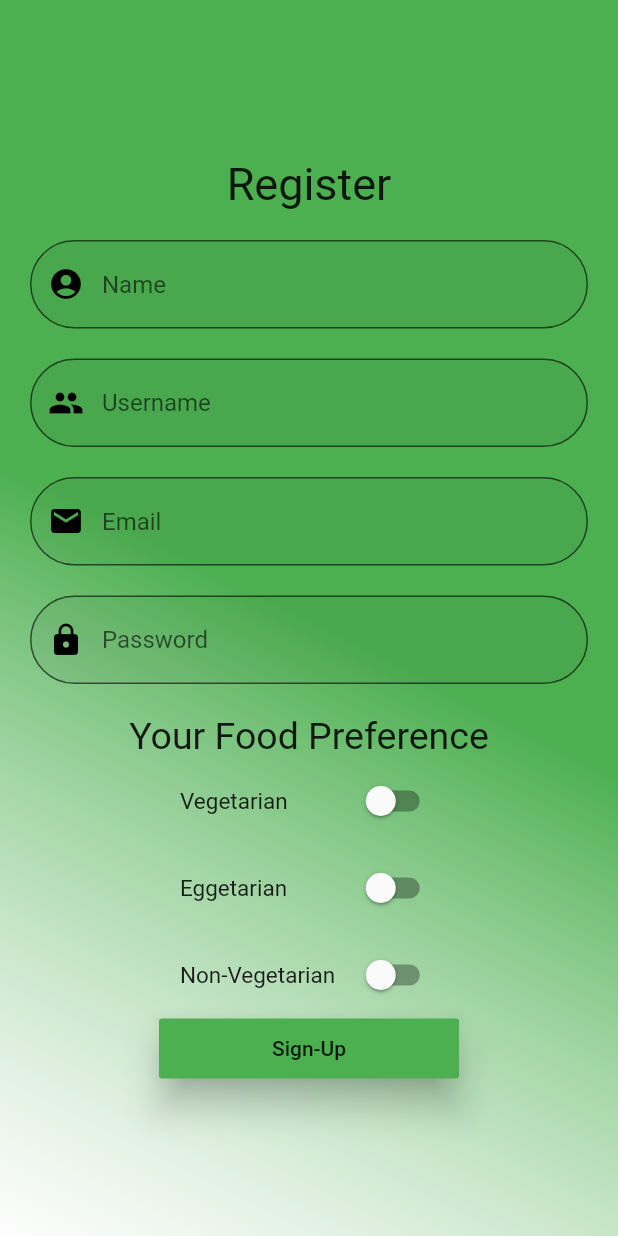
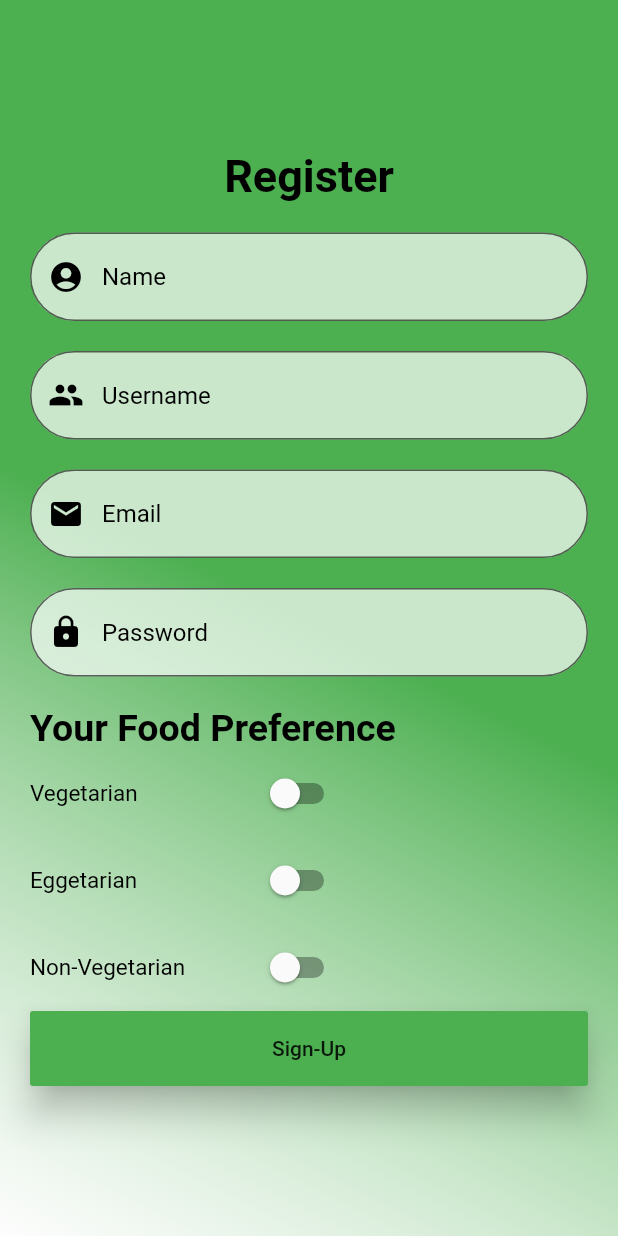
Before and after one commit to saratsarat7/fooding, a Flutter app: the SignUp screen opened by its route, on a phone screen of 412 x 824 dp. Run offline on Flutter 3.47's test engine with Material 2 defaults, Android fonts, the phone set to English and light mode, and no system bars; our stand-ins replace firebase_auth, google_sign_in; accounts and stored records are empty.

Commit message:
CEO Comments :P

```diff
--- a/lib/signUpPage.dart
+++ b/lib/signUpPage.dart
@@ -15,41 +15,43 @@ class _SignUpState extends State<SignUp> {
   bool eggetarian = false;
   bool nonVegetarian = false;
 
+  void switchSelector(String type, bool state) {
+    switch (type) {
+      case "Vegetarian":
+        this.vegetarian = state;
+        break;
+      case "Eggetarian":
+        this.eggetarian = state;
+        break;
+      case "Non-Vegetarian":
+        this.nonVegetarian = state;
+        break;
+    }
+  }
+
   Widget foodPreferences(String type, bool value) {
     return Padding(
-      padding: EdgeInsets.only(left: 100, right: 100, top: 5, bottom: 5),
+      padding: EdgeInsets.only(left: 0, right: 0, top: 5, bottom: 5),
       child: Row(
         children: [
-          Expanded(
-            flex: 2,
+          SizedBox(
+            width: 150,
             child: Text(
               type,
               style: TextStyle(
                 fontSize: 15,
+                color: Colors.black,
               ),
             ),
           ),
-          Expanded(
-            flex: 1,
-            child: Switch(
-              value: value,
-              onChanged: (state) {
-                setState(() {
-                  switch (type) {
-                    case "Vegetarian":
-                      this.vegetarian = state;
-                      break;
-                    case "Eggetarian":
-                      this.eggetarian = state;
-                      break;
-                    case "Non-Vegetarian":
-                      this.nonVegetarian = state;
-                      break;
-                  }
-                });
-              },
-              activeColor: Colors.green,
-            ),
+          Switch(
+            value: value,
+            onChanged: (state) {
+              setState(() {
+                switchSelector(type, state);
+              });
+            },
+            activeColor: Colors.blue,
           ),
         ],
       ),
@@ -68,12 +70,13 @@ class _SignUpState extends State<SignUp> {
         ),
         border: OutlineInputBorder(
           borderRadius: BorderRadius.circular(40),
-          borderSide: BorderSide(
-            width: 1,
-          ),
         ),
         filled: true,
+        fillColor: Colors.white70,
         hintText: label,
+        hintStyle: TextStyle(
+          color: Colors.black,
+        ),
       ),
     );
   }
@@ -96,12 +99,18 @@ class _SignUpState extends State<SignUp> {
           ),
           child: Column(
             mainAxisAlignment: MainAxisAlignment.center,
-            crossAxisAlignment: CrossAxisAlignment.center,
+            crossAxisAlignment: CrossAxisAlignment.start,
             children: [
-              Text(
-                "Register",
-                style: TextStyle(
-                  fontSize: 30,
+              SizedBox(
+                width: double.infinity,
+                child: Text(
+                  "Register",
+                  textAlign: TextAlign.center,
+                  style: TextStyle(
+                    fontSize: 30,
+                    color: Colors.black,
+                    fontWeight: FontWeight.bold,
+                  ),
                 ),
               ),
               SizedBox.fromSize(
@@ -125,16 +134,19 @@ class _SignUpState extends State<SignUp> {
               ),
               Text(
                 "Your Food Preference",
+                textAlign: TextAlign.center,
                 style: TextStyle(
                   fontSize: 25,
+                  color: Colors.black,
+                  fontWeight: FontWeight.bold,
                 ),
               ),
               foodPreferences("Vegetarian", this.vegetarian),
               foodPreferences("Eggetarian", this.eggetarian),
               foodPreferences("Non-Vegetarian", this.nonVegetarian),
               SizedBox(
-                width: 200,
-                height: 40,
+                width: double.infinity,
+                height: 50,
                 child: RaisedButton(
                   onPressed: () {
                     print("im Pressed");
```
